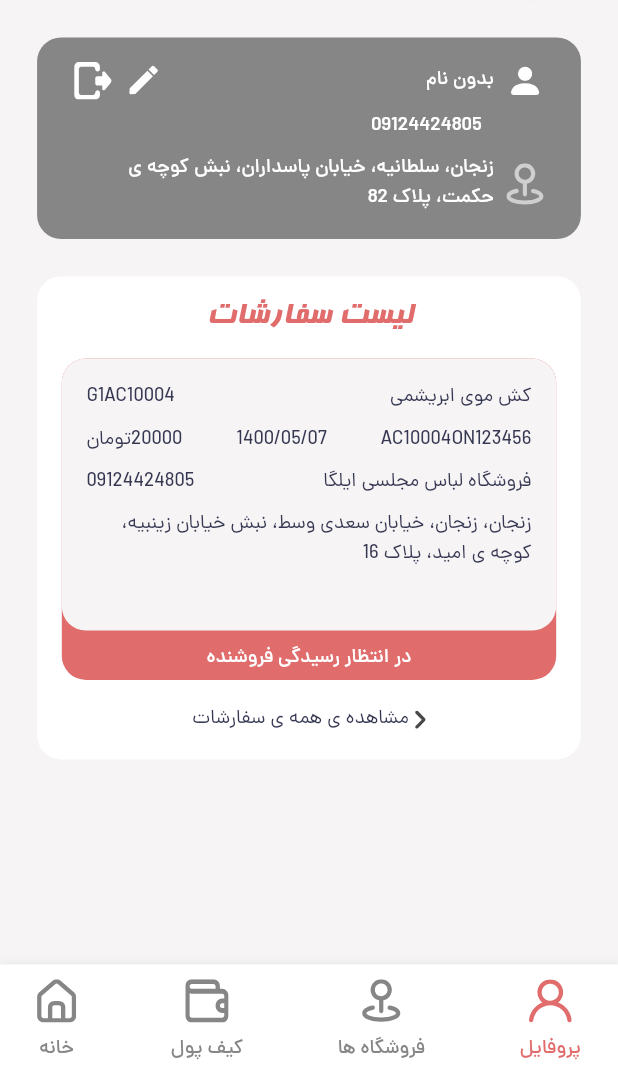
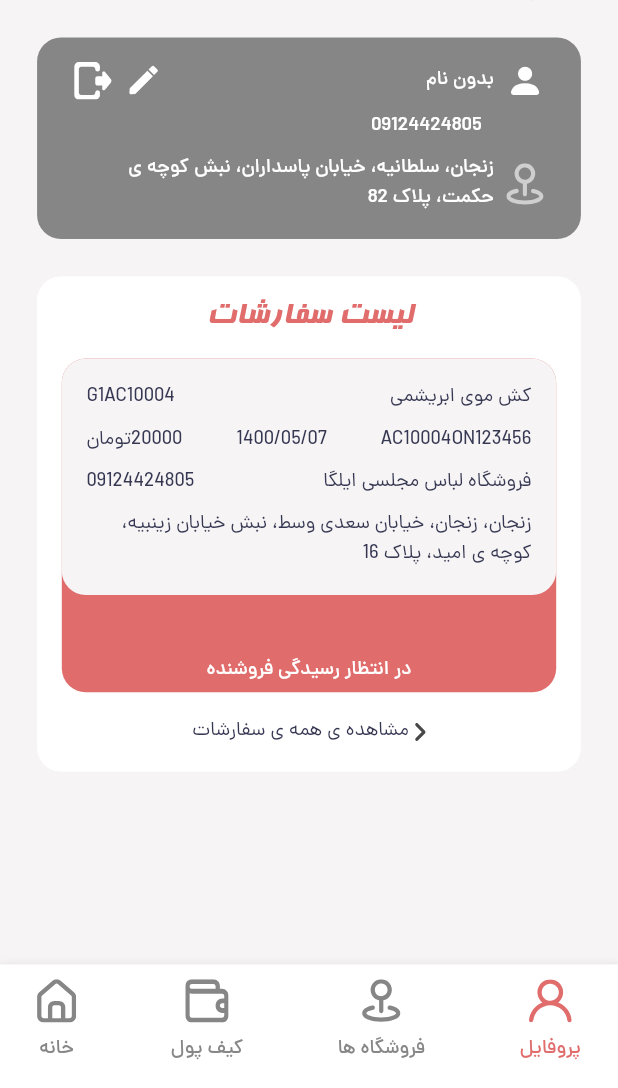
Before and after one commit to HaniyeMollaei/MosallasMobile, a Flutter app: the screen it shows after launch, after a tap on "ورود", after a tap on "فروشگاه ها", after a tap on "پروفایل", on a phone screen of 412 x 824 dp, the part 148-1236 px from its top. Run offline on Flutter 3.47's test engine with Material 2 defaults, Android fonts, the phone set to English and light mode, and no system bars; our stand-ins replace carousel_slider, connectivity, flutter_svg, mask_text_input_formatter, package_info, shared_preferences.

Commit message:
address in order

```diff
--- a/lib/pages/buyers/shops/city_shops.dart
+++ b/lib/pages/buyers/shops/city_shops.dart
@@ -82,6 +82,7 @@ class BuyerCityShopsState extends State<BuyerCityShops> {
                       mainAxisAlignment: MainAxisAlignment.spaceBetween,
                       children: [
                         MyDrawer(
+                          isGray: false,
                           text: "همه",
                           content:  const ["پوشاک" ,"لوازم خانگی","خوار و بار","پارچه فروشی","قطعات خودرو",],
                           attribute: "CATEGORY_SEARCH",
--- a/lib/widgets/drawer.dart
+++ b/lib/widgets/drawer.dart
@@ -14,7 +14,7 @@ class MyDrawer extends StatefulWidget {
   String text;
   String attribute;
   bool isGray;
-  MyDrawer({Key key, this.content, this.text , this.attribute , this.isGray}) : super(key: key);
+  MyDrawer({Key key, this.content, this.text , this.attribute , this.isGray = false}) : super(key: key);
 
   @override
   State<MyDrawer> createState() => _MyDrawerState();
--- a/lib/widgets/order.dart
+++ b/lib/widgets/order.dart
@@ -31,7 +31,7 @@ Widget orderItemWidget(
         horizontal: MyStyle.mediaQueryWidth(context, 0.04),
         vertical: MyStyle.mediaQueryHeight(context, 0.02)
       ),
-      height: MyStyle.mediaQueryHeight(context, 0.22),
+      //height: MyStyle.mediaQueryHeight(context, 0.23),
       width: MyStyle.mediaQueryWidth(context, 0.88),
       decoration: BoxDecoration(
         color: MyStyle.backgroundColor,
@@ -139,7 +139,7 @@ Widget orderItemWidget(
         ///products
         Center(
           child: Container(
-            height: MyStyle.mediaQueryHeight(context, 0.26),
+            height: MyStyle.mediaQueryHeight(context, 0.27),
             width: MyStyle.mediaQueryWidth(context, 0.88),
             decoration: BoxDecoration(
               color: orderItem.orderStatus == "Sent" ? MyStyle.green : MyStyle.headerDarkPink,
```
